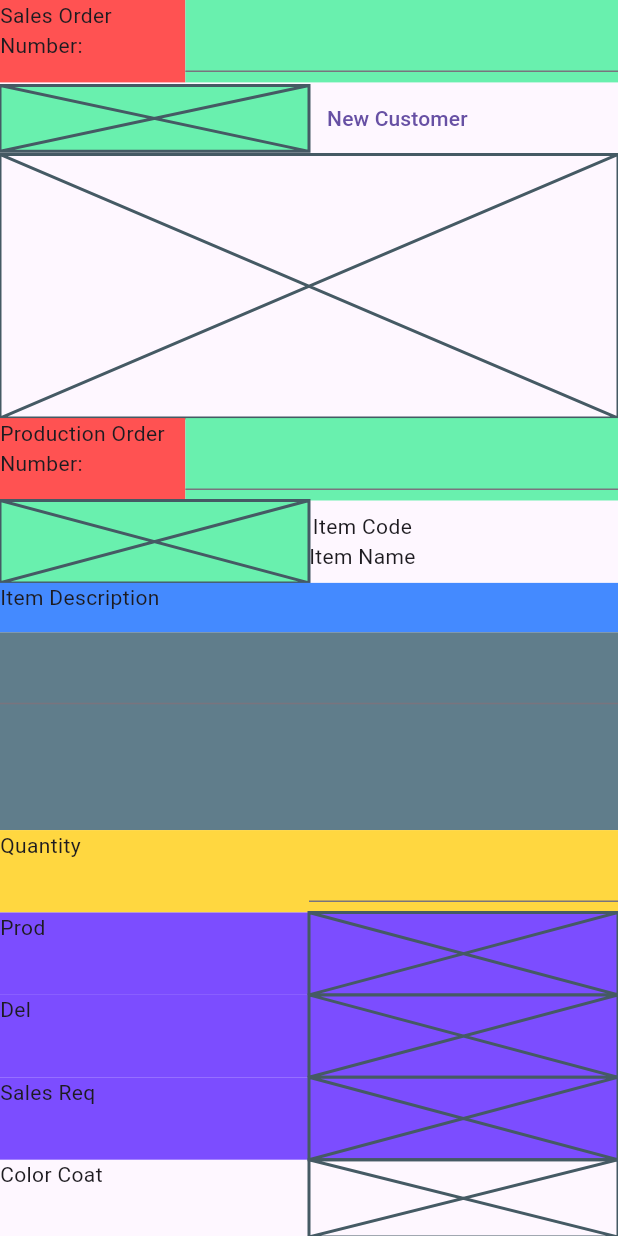
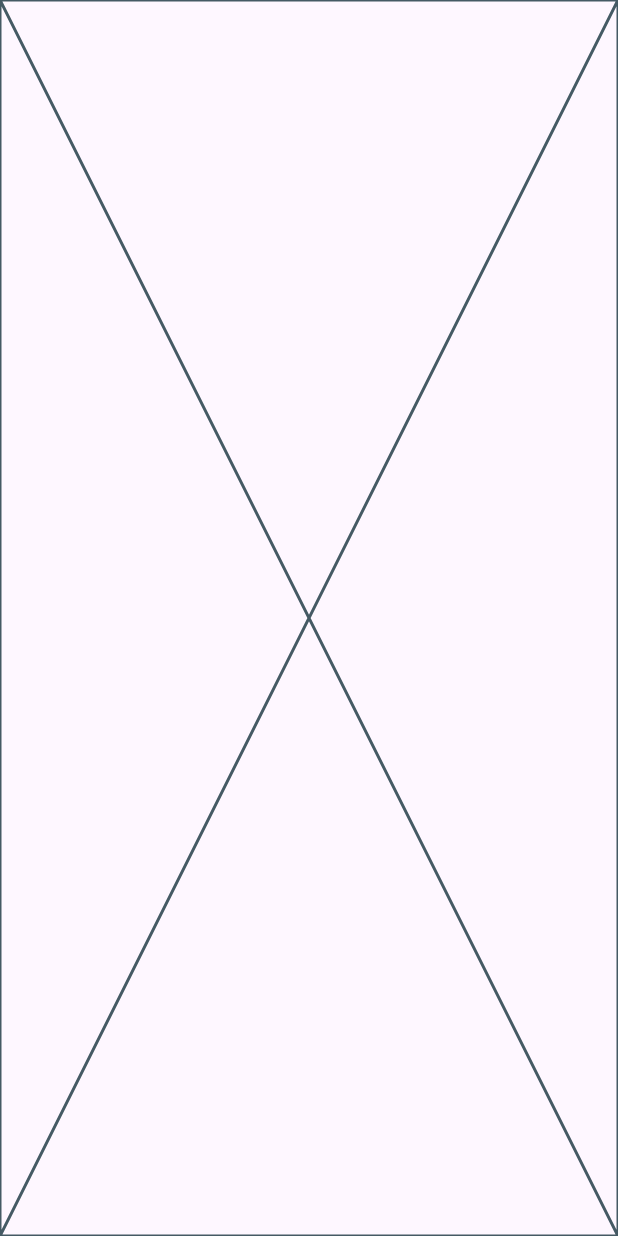
Before and after one commit to ghiegie/calendar_proj, a Flutter app: the screen it shows after launch, on a phone screen of 412 x 824 dp. Run offline on Flutter 3.47's test engine with Material 3 defaults, Android fonts, the light colour scheme and no system bars; missing offline and left inert: window_size.

Commit message:
2023-12-18

```diff
--- a/lib/sales_order/application/app.dart
+++ b/lib/sales_order/application/app.dart
@@ -1,55 +1,10 @@
 import 'package:flutter/material.dart';
-import 'package:flutter_guis/sales_order/application/color_coat.dart';
-import 'package:flutter_guis/sales_order/application/customer.dart';
-import 'package:flutter_guis/sales_order/application/dates.dart';
-import 'package:flutter_guis/sales_order/application/item_desc.dart';
-import 'package:flutter_guis/sales_order/application/items.dart';
-import 'package:flutter_guis/sales_order/application/prod_order.dart';
-import 'package:flutter_guis/sales_order/application/qty.dart';
-import 'package:flutter_guis/sales_order/application/so_name.dart';
 
 class App extends StatelessWidget {
   const App({super.key});
 
   @override
   Widget build(BuildContext context) {
-    return LayoutBuilder(builder: (context, constraint) {
-      print(constraint.maxHeight / 15.0 +
-          constraint.maxHeight / 15.0 * 4.0 +
-          constraint.maxHeight / 15.0 +
-          constraint.maxHeight / 15.0 +
-          constraint.maxHeight / 15.0 * 3.0 +
-          constraint.maxHeight / 15.0 +
-          constraint.maxHeight / 15.0 * 3.0 +
-          constraint.maxHeight / 15.0);
-      print(constraint.maxHeight);
-
-      return Column(
-        children: [
-          SONameWidget(
-              widgetWidth: constraint.maxWidth,
-              widgetHeight: constraint.maxHeight / 15.0),
-          CustWidget(
-              widgetWidth: constraint.maxWidth,
-              widgetHeight: constraint.maxHeight / 15.0 * 4.0),
-          PrdOrderWidget(
-              widgetWidth: constraint.maxWidth,
-              widgetHeight: constraint.maxHeight / 15.0),
-          ItemDropdownWidget(
-              widgetWidth: constraint.maxWidth,
-              widgetHeight: constraint.maxHeight / 15.0),
-          ItemDescTxtBox(
-              width: constraint.maxWidth,
-              height: constraint.maxHeight / 15.0 * 3.0),
-          QtyWidget(
-              width: constraint.maxWidth, height: constraint.maxHeight / 15.0),
-          DatesWidget(
-              width: constraint.maxWidth,
-              height: constraint.maxHeight / 15.0 * 3.0),
-          ColorCoatWidget(
-              width: constraint.maxWidth, height: constraint.maxHeight / 16.0),
-        ],
-      );
-    });
+    return Placeholder();
   }
 }
--- a/lib/sales_order/application/color_coat.dart
+++ /dev/null
@@ -1,27 +0,0 @@
-import 'package:flutter/material.dart';
-
-class ColorCoatWidget extends StatelessWidget {
-  final double width;
-  final double height;
-
-  const ColorCoatWidget({super.key, required this.width, required this.height});
-
-  @override
-  Widget build(BuildContext context) {
-    return Row(
-      children: [
-        Expanded(
-          child: Container(
-            height: height,
-            child: Text("Color Coat"),
-          ),
-        ),
-        Container(
-          width: width / 2,
-          height: height,
-          child: Placeholder()
-        ),
-      ],
-    );
-  }
-}
--- a/lib/sales_order/application/customer.dart
+++ /dev/null
@@ -1,68 +0,0 @@
-import 'package:flutter/material.dart';
-
-class CustWidget extends StatelessWidget {
-  final double widgetWidth;
-  final double widgetHeight;
-
-  const CustWidget(
-      {super.key, required this.widgetWidth, required this.widgetHeight});
-
-  @override
-  Widget build(BuildContext context) {
-    return Column(
-      children: [
-        OldNewCust(widgetWidth: widgetWidth, widgetHeight: widgetHeight * 0.2),
-        CustDetails(widgetWidth: widgetWidth, widgetHeight: widgetHeight * 0.8)
-      ],
-    );
-  }
-}
-
-class OldNewCust extends StatelessWidget {
-  final double widgetWidth;
-  final double widgetHeight;
-
-  const OldNewCust(
-      {super.key, required this.widgetWidth, required this.widgetHeight});
-
-  @override
-  Widget build(BuildContext context) {
-    return Row(
-      children: [
-        Container(
-          width: widgetWidth / 2.0,
-          height: widgetHeight,
-          color: Colors.greenAccent,
-          child: const OldDropdown(),
-        ),
-        TextButton(onPressed: () {}, child: const Text("New Customer"))
-      ],
-    );
-  }
-}
-
-class OldDropdown extends StatelessWidget {
-  const OldDropdown({super.key});
-
-  @override
-  Widget build(BuildContext context) {
-    return const Placeholder();
-  }
-}
-
-class CustDetails extends StatelessWidget {
-  final double widgetWidth;
-  final double widgetHeight;
-
-  const CustDetails(
-      {super.key, required this.widgetWidth, required this.widgetHeight});
-
-  @override
-  Widget build(BuildContext context) {
-    return Container(
-      height: widgetHeight,
-      width: widgetWidth,
-      child: Placeholder(),
-    );
-  }
-}
--- a/lib/sales_order/application/dates.dart
+++ /dev/null
@@ -1,52 +0,0 @@
-import 'package:flutter/material.dart';
-
-class DatesWidget extends StatelessWidget {
-  final double width;
-  final double height;
-
-  const DatesWidget({super.key, required this.width, required this.height});
-
-  @override
-  Widget build(BuildContext context) {
-    return Column(
-      children: [
-        DateLine(width: width, height: height / 3.0, label: "Prod"),
-        DateLine(width: width, height: height / 3.0, label: "Del"),
-        DateLine(width: width, height: height / 3.0, label: "Sales Req"),
-      ],
-    );
-  }
-}
-
-// TODO: This widget should use date time picker
-class DateLine extends StatelessWidget {
-  final double width;
-  final double height;
-  final String label;
-
-  const DateLine(
-      {super.key,
-      required this.width,
-      required this.height,
-      required this.label});
-
-  @override
-  Widget build(BuildContext context) {
-    return Row(
-      children: [
-        Container(
-          width: width / 2,
-          height: height,
-          color: Colors.deepPurpleAccent,
-          child: Text(label),
-        ),
-        Container(
-          width: width / 2,
-          height: height,
-          color: Colors.deepPurpleAccent,
-          child: Placeholder(),
-        ),
-      ],
-    );
-  }
-}
--- a/lib/sales_order/application/item_desc.dart
+++ /dev/null
@@ -1,28 +0,0 @@
-import 'package:flutter/material.dart';
-
-class ItemDescTxtBox extends StatelessWidget {
-  final double width;
-  final double height;
-
-  const ItemDescTxtBox({super.key, required this.width, required this.height});
-
-  @override
-  Widget build(BuildContext context) {
-    return Column(
-      children: [
-        Container(
-          height: height / 5.0,
-          width: width,
-          color: Colors.blueAccent,
-          child: const Text("Item Description"),
-        ),
-        Container(
-          height: height / 5.0 * 4.0,
-          width: width,
-          color: Colors.blueGrey,
-          child: TextField(),
-        )
-      ],
-    );
-  }
-}
--- a/lib/sales_order/application/items.dart
+++ /dev/null
@@ -1,29 +0,0 @@
-import 'package:flutter/material.dart';
-
-class ItemDropdownWidget extends StatelessWidget {
-  final double widgetWidth;
-  final double widgetHeight;
-
-  const ItemDropdownWidget(
-      {super.key, required this.widgetWidth, required this.widgetHeight});
-
-  @override
-  Widget build(BuildContext context) {
-    return Row(
-      children: [
-        Container(
-          width: widgetWidth / 2.0,
-          height: widgetHeight,
-          color: Colors.greenAccent,
-          child: Placeholder(),
-        ),
-        Column(
-          children: [
-            Text("Item Code"),
-            Text("Item Name"),
-          ],
-        ),
-      ],
-    );
-  }
-}
--- a/lib/sales_order/application/prod_order.dart
+++ /dev/null
@@ -1,27 +0,0 @@
-import 'package:flutter/material.dart';
-
-class PrdOrderWidget extends StatelessWidget {
-  final double widgetWidth;
-  final double widgetHeight;
-
-  const PrdOrderWidget(
-      {super.key, required this.widgetWidth, required this.widgetHeight});
-
-  @override
-  Widget build(BuildContext context) {
-    return Row(
-      children: [
-        Container(
-            height: widgetHeight,
-            width: widgetWidth * 0.3,
-            color: Colors.redAccent,
-            child: const Text("Production Order Number:")),
-        Container(
-            height: widgetHeight,
-            width: widgetWidth * 0.7,
-            color: Colors.greenAccent,
-            child: const TextField()),
-      ],
-    );
-  }
-}
--- a/lib/sales_order/application/qty.dart
+++ /dev/null
@@ -1,29 +0,0 @@
-import 'package:flutter/material.dart';
-
-class QtyWidget extends StatelessWidget {
-  final double width;
-  final double height;
-
-  const QtyWidget({super.key, required this.width, required this.height});
-
-  @override
-  Widget build(BuildContext context) {
-    // TODO: this textbox shoul donly INPUT numbers
-    return Row(
-      children: [
-        Container(
-          height: height,
-          width: width / 2,
-          color: Colors.amberAccent,
-          child: const Text("Quantity"),
-        ),
-        Container(
-          height: height,
-          width: width / 2,
-          color: Colors.amberAccent,
-          child: const TextField(),
-        ),
-      ],
-    );
-  }
-}
--- a/lib/sales_order/application/so_name.dart
+++ /dev/null
@@ -1,25 +0,0 @@
-import 'package:flutter/material.dart';
-
-class SONameWidget extends StatelessWidget {
-  final double widgetWidth;
-  final double widgetHeight;
-
-  const SONameWidget(
-      {super.key, required this.widgetWidth, required this.widgetHeight});
-
-  @override
-  Widget build(BuildContext context) {
-    return Row(children: [
-      Container(
-          height: widgetHeight,
-          width: widgetWidth * 0.3,
-          color: Colors.redAccent,
-          child: const Text("Sales Order Number:")),
-      Container(
-          height: widgetHeight,
-          width: widgetWidth * 0.7,
-          color: Colors.greenAccent,
-          child: const TextField()),
-    ]);
-  }
-}
```
